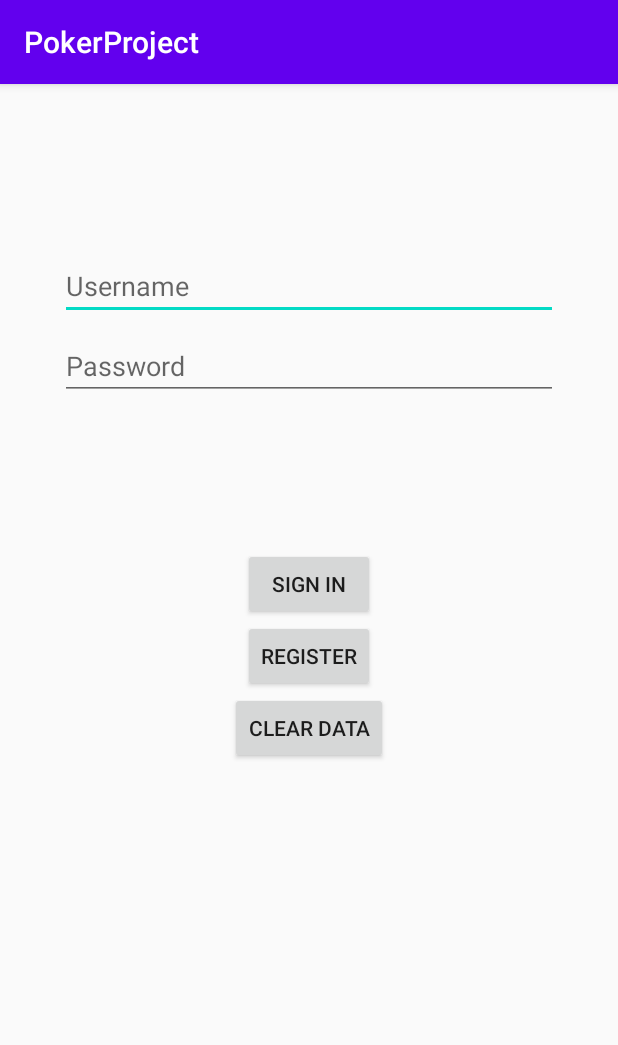
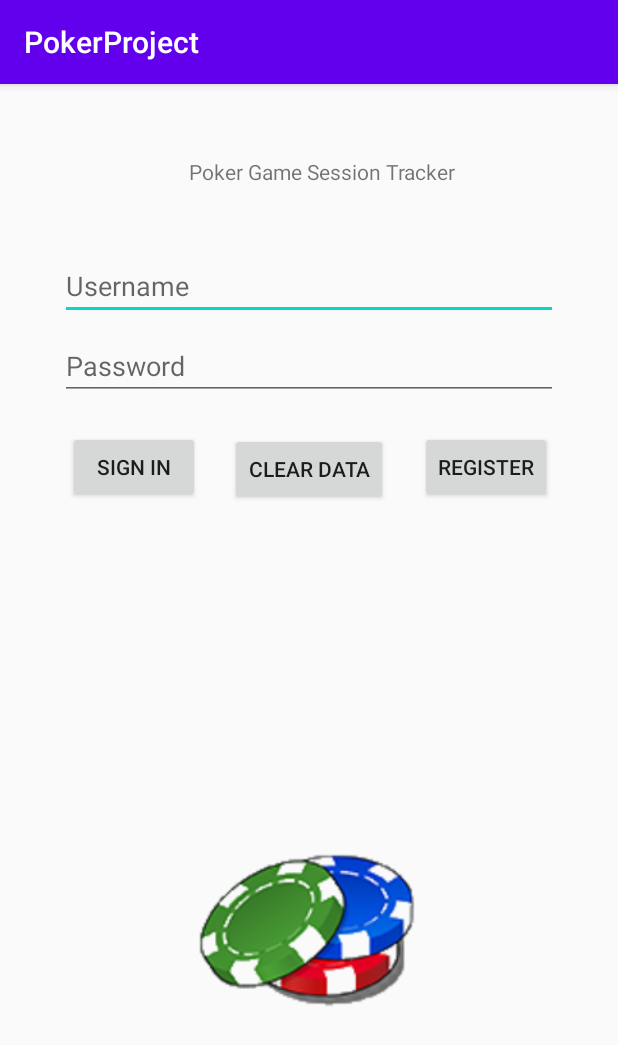
Before and after one commit to mchavez1999/PokerApp, an Android app: the screen it shows after launch (LoginActivity), on a phone screen of 412 x 824 dp. Shown: the top 1045 px of the screen. Run offline under Robolectric (Android 15) with nearby library versions, the phone set to English and light mode, and no system bars.

Commit message:
trynna workout on UI

```diff
--- a/PokerProject/app/src/main/res/layout/activity_login.xml
+++ b/PokerProject/app/src/main/res/layout/activity_login.xml
@@ -10,6 +10,15 @@
     android:paddingRight="@dimen/activity_horizontal_margin"
     android:paddingBottom="@dimen/activity_vertical_margin"
     tools:context=".ui.login.LoginActivity">
+
+    <TextView
+        android:layout_width="397dp"
+        android:layout_height="85dp"
+        android:text="Poker Game Session Tracker"
+        android:gravity="center"
+        tools:layout_editor_absoluteX="-8dp"
+        tools:layout_editor_absoluteY="-10dp"
+        tools:ignore="MissingConstraints" />
 
     <EditText
         android:id="@+id/username"
@@ -48,49 +57,50 @@
         android:layout_width="wrap_content"
         android:layout_height="wrap_content"
         android:layout_gravity="start"
-        android:layout_marginStart="48dp"
-        android:layout_marginTop="16dp"
-        android:layout_marginEnd="48dp"
-        android:layout_marginBottom="64dp"
+        android:layout_marginLeft="29dp"
         android:enabled="true"
         android:text="SIGN IN"
         app:layout_constraintBottom_toBottomOf="parent"
         app:layout_constraintEnd_toEndOf="parent"
+        app:layout_constraintHorizontal_bias="0.0"
         app:layout_constraintStart_toStartOf="parent"
         app:layout_constraintTop_toBottomOf="@+id/password"
-        app:layout_constraintVertical_bias="0.2" />
-
-    <ProgressBar
-        android:id="@+id/loading"
-        android:layout_width="wrap_content"
-        android:layout_height="wrap_content"
-        android:layout_gravity="center"
-        android:layout_marginStart="32dp"
-        android:layout_marginTop="64dp"
-        android:layout_marginEnd="32dp"
-        android:layout_marginBottom="64dp"
-        android:visibility="gone"
-        app:layout_constraintBottom_toBottomOf="parent"
-        app:layout_constraintEnd_toEndOf="@+id/password"
-        app:layout_constraintStart_toStartOf="@+id/password"
-        app:layout_constraintTop_toTopOf="parent"
-        app:layout_constraintVertical_bias="0.3" />
+        app:layout_constraintVertical_bias="0.042" />
 
     <Button
         android:id="@+id/register"
         android:layout_width="wrap_content"
         android:layout_height="wrap_content"
-        android:text="Register"
+        android:layout_gravity="start"
+        android:enabled="true"
+        android:text="REGISTER"
+        app:layout_constraintBottom_toBottomOf="parent"
         app:layout_constraintEnd_toEndOf="parent"
+        app:layout_constraintHorizontal_bias="0.904"
         app:layout_constraintStart_toStartOf="parent"
-        app:layout_constraintTop_toBottomOf="@+id/login" />
+        app:layout_constraintTop_toBottomOf="@+id/password"
+        app:layout_constraintVertical_bias="0.042" />
 
     <Button
         android:id="@+id/clear"
         android:layout_width="wrap_content"
         android:layout_height="wrap_content"
-        android:text="Clear Data"
+        android:layout_gravity="start"
+        android:enabled="true"
+        android:text="CLEAR DATA"
+        app:layout_constraintBottom_toBottomOf="parent"
         app:layout_constraintEnd_toEndOf="parent"
+        app:layout_constraintStart_toStartOf="parent"
+        app:layout_constraintTop_toBottomOf="@+id/password"
+        app:layout_constraintVertical_bias="0.044" />
+
+
+    <ImageView
+        android:layout_width="256dp"
+        android:layout_height="306dp"
+        android:layout_marginStart="60dp"
+        android:layout_marginTop="132dp"
+        android:src="@drawable/icon"
         app:layout_constraintStart_toStartOf="parent"
         app:layout_constraintTop_toBottomOf="@+id/register" />
 </androidx.constraintlayout.widget.ConstraintLayout>
```
Also changed, not shown: PokerProject/app/src/main/res/layout/activity_list.xml (+22 -14 lines), PokerProject/app/src/main/res/layout/edit_view.xml (+27 -5 lines), PokerProject/app/src/main/res/drawable/icon.png (added).
